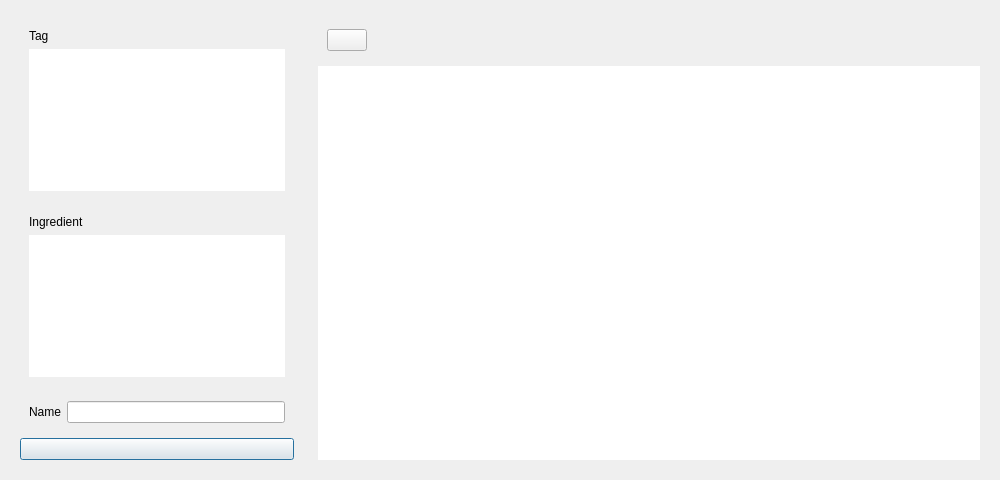
Above: gui/openrecipedialog.ui from andrewlalis/RecipeDB before the change. Below: the same form after it.
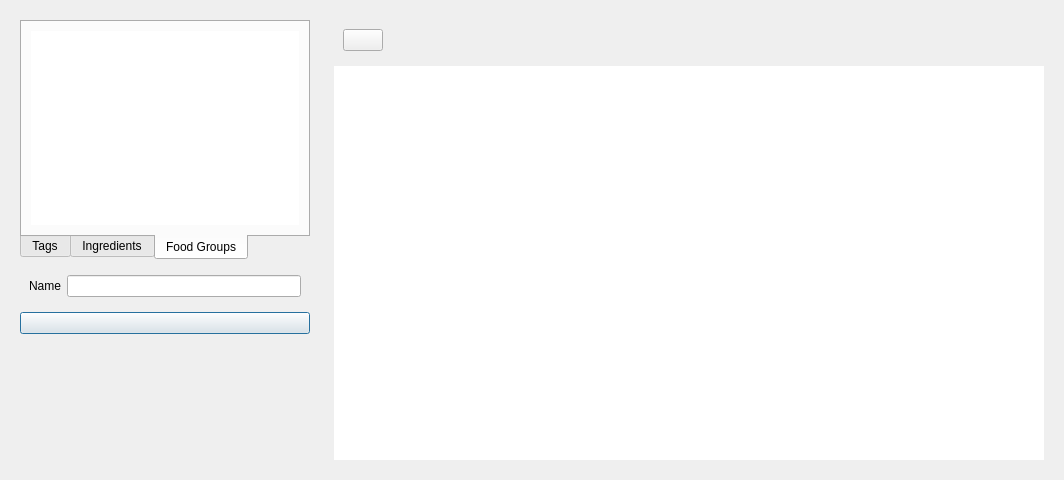
That is the form after the change. Icons and pictures are not drawn.

Commit message: Added search by food group.

What changed in the file:
```diff
--- a/gui/openrecipedialog.ui
+++ b/gui/openrecipedialog.ui
@@ -6,7 +6,7 @@
    <rect>
     <x>0</x>
     <y>0</y>
-    <width>1000</width>
+    <width>1064</width>
     <height>480</height>
    </rect>
   </property>
@@ -25,15 +25,27 @@
     <widget class="QWidget" name="searchPanel" native="true">
      <layout class="QVBoxLayout" name="verticalLayout">
       <item alignment="Qt::AlignLeft">
-       <widget class="QWidget" name="tagsSearchpanel" native="true">
-        <layout class="QVBoxLayout" name="verticalLayout_3">
-         <item>
-          <widget class="QLabel" name="tagLabel">
-           <property name="text">
-            <string>Tag</string>
-           </property>
-          </widget>
-         </item>
+       <widget class="QTabWidget" name="tabWidget">
+        <property name="minimumSize">
+         <size>
+          <width>290</width>
+          <height>0</height>
+         </size>
+        </property>
+        <property name="tabPosition">
+         <enum>QTabWidget::South</enum>
+        </property>
+        <property name="tabShape">
+         <enum>QTabWidget::Rounded</enum>
+        </property>
+        <property name="currentIndex">
+         <number>2</number>
+        </property>
+        <widget class="QWidget" name="tagsTab">
+         <attribute name="title">
+          <string>Tags</string>
+         </attribute>
+         <layout class="QVBoxLayout" name="verticalLayout_5">
          <item>
           <widget class="QListView" name="tagsListView">
            <property name="sizePolicy">
@@ -58,17 +70,11 @@
          </item>
         </layout>
        </widget>
-      </item>
-      <item alignment="Qt::AlignLeft">
-       <widget class="QWidget" name="ingredientSearchPanel" native="true">
-        <layout class="QVBoxLayout" name="verticalLayout_4">
-         <item>
-          <widget class="QLabel" name="ingredientLabel">
-           <property name="text">
-            <string>Ingredient</string>
-           </property>
-          </widget>
-         </item>
+        <widget class="QWidget" name="ingredientsTab">
+         <attribute name="title">
+          <string>Ingredients</string>
+         </attribute>
+         <layout class="QVBoxLayout" name="verticalLayout_6">
          <item>
           <widget class="QListView" name="ingredientsListView">
            <property name="sizePolicy">
@@ -92,6 +98,30 @@
           </widget>
          </item>
         </layout>
+        </widget>
+        <widget class="QWidget" name="tab">
+         <attribute name="title">
+          <string>Food Groups</string>
+         </attribute>
+         <layout class="QVBoxLayout" name="verticalLayout_3">
+          <item>
+           <widget class="QListWidget" name="foodGroupsListWidget">
+            <property name="frameShape">
+             <enum>QFrame::NoFrame</enum>
+            </property>
+            <property name="selectionMode">
+             <enum>QAbstractItemView::ExtendedSelection</enum>
+            </property>
+            <property name="verticalScrollMode">
+             <enum>QAbstractItemView::ScrollPerPixel</enum>
+            </property>
+            <property name="wordWrap">
+             <bool>true</bool>
+            </property>
+           </widget>
+          </item>
+         </layout>
+        </widget>
        </widget>
       </item>
       <item>
```
Left out of the diff: 8 changed lines with no effect on the pictures. Lines whose indentation alone changed are shown as unchanged. The commit also changes 4 other files.
